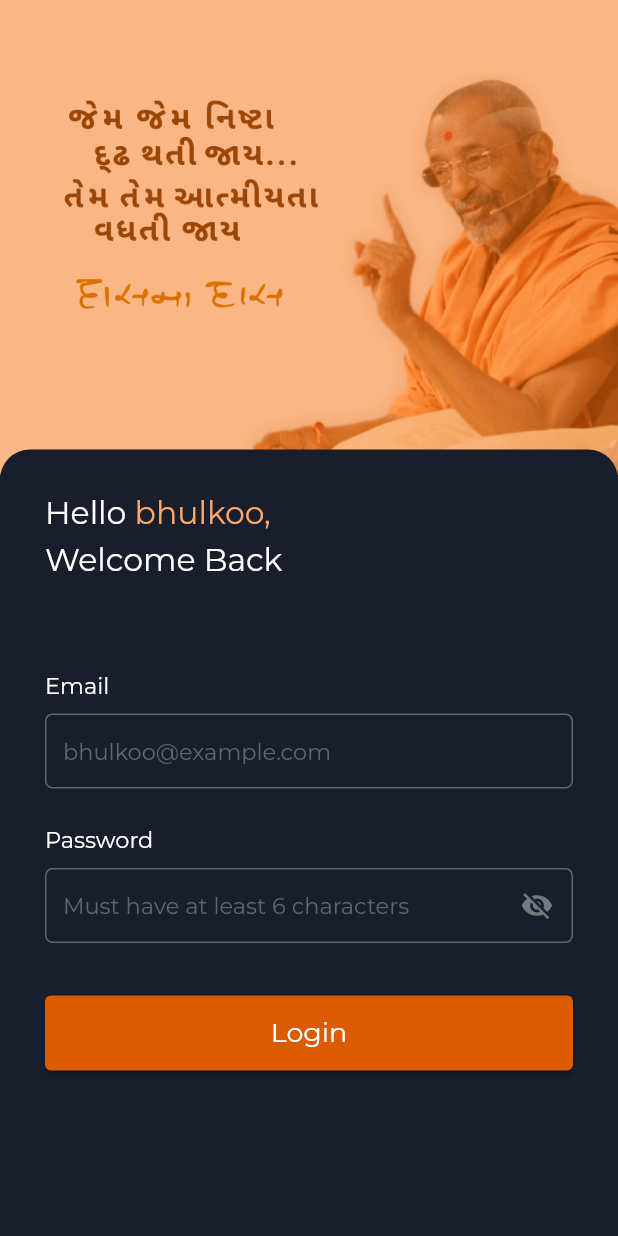
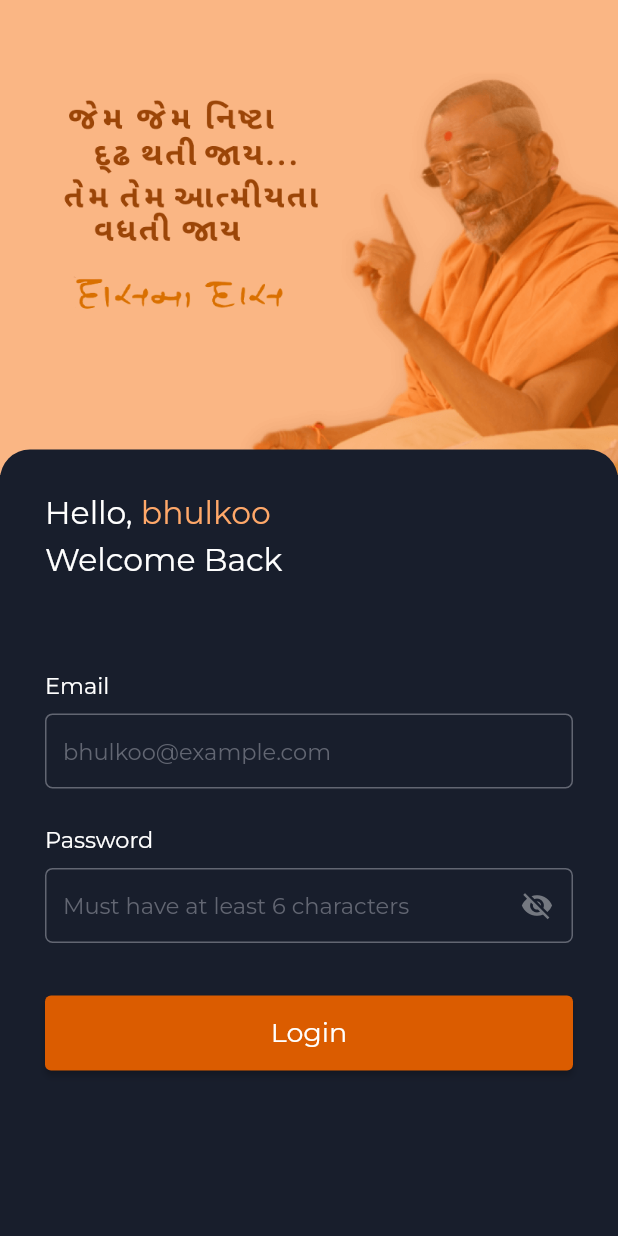
Before and after one commit to thesparkler/mozak, a Flutter app: the screen it shows after launch, on a phone screen of 412 x 824 dp. Run offline on Flutter 3.47's test engine with Material 2 defaults, Android fonts, the light colour scheme and no system bars; our stand-ins replace auto_size_text, google_fonts, lottie.

Commit message:
This is Appstrings class that are used in the whole app

```diff
--- a/lib/constants/AppStrings.dart
+++ b/lib/constants/AppStrings.dart
@@ -20,8 +20,8 @@ class AppStrings {
 
 
   // LOGIN SCREEN WELCOME MSG TEXT
-  static const String helloText = "Hello";
-  static const String bhulkooText = "\tbhulkoo,\n";
+  static const String helloText = "Hello,";
+  static const String bhulkooText = "\tbhulkoo\n";
   static const String welcomeBackText = "Welcome Back";
 
   // EXIT DIALOG TEXTS
@@ -30,5 +30,86 @@ class AppStrings {
   static const String cancelBtnText = "Cancel";
   static const String exitBtnText = "Exit";
 
+  // PREV & NEXT BUTTON TEXTS
+  static const String prevStepText = "Prev";
+  static const String nextStepText = "Next";
+  static const String saveDetailsText = "Save";
+
+  // STEP FORM UI TEXTS
+  static const String genderSelection = "Select your gender";
+  static const String bhulkoo = "\nBhulkoo";
+  static const String enterFullNameTitleText = "May I have your name,\nplease?";
+  static const String firsNameText = "First Name";
+  static const String lastNameText = "Last Name";
+  static const String middleNameText = "Middle Name";
+  static const String firstNameHintText = "Enter First Name";
+  static const String middleNameHintText = "Enter Middle Name";
+  static const String lastNameHintText = "Enter Last Name";
+  static const String dobTitleText = "I would like to know\nyour date of birth?";
+  static const String tapHereText = "Tap Here";
+  static const String dobFieldText = "Date of Birth";
+  static const String dobFieldHintText = "YYYY-MM-DD";
+  static const String contactDetailsTitleText = "Now, We want your\ncontact details so that\nwe can stay in touch";
+  static const String contactNoFieldText = "Contact No";
+  static const String contactNoFieldHintText = "123-456-7890";
+  static const String addressTitleText = "We want to know where\nyou live so we can meet\nonce a while";
+  static const String addressFieldText = "Street Address";
+  static const String addressFieldHintText = "Address (Area and Street)";
+  static const String cityFieldText = "City / District";
+  static const String cityFieldHintText = "City/District/Town";
+  static const String stateFieldText = "State";
+  static const String stateFieldHintText = "Maharashtra";
+  static const String bloodGroupTitleText = "Select your blood\ngroup type";
+  static const String oPlusBloodGroup = "O+";
+  static const String aPlusBloodGroup = "A+";
+  static const String bPlusBloodGroup = "B+";
+  static const String abPlusBloodGroup = "AB+";
+  static const String oNegBloodGroup = "O-";
+  static const String aNegBloodGroup = "A-";
+  static const String bNegBloodGroup = "B-";
+  static const String abNegBloodGroup = "AB-";
+  static const String currentlyDoingTitleText = "What are you currently\ndoing?";
+  static const String companyNameFieldText = "Company Name";
+  static const String designationFieldText = "Designation";
+  static const String designationHintText = "Software Engineer";
+  static const String collegeFieldText = "School / College Name";
+  static const String collegeFieldHintText = "ABC College";
+  static const String companyFieldHintText = "ABC Company Pvt Ltd";
+  static const String courseFieldText = "Standard / Course";
+  static const String courseFieldHintText = "B.Sc, B.Com, B.A, B.Tech, etc";
+  static const String justLastQuestionText = "Just last question";
+  static const String referenceNameTitleText = "Whose reference name do\nyou come under?";
+  static const String teamLeadFieldText = "Reference Name";
+  static const String teamLeadFieldHintText = "Bhulkoo";
+  static const String thankYouText = "Thank you!";
+  static const String submittedResponse = "We have submitted\nyour response";
+  static const String backToLogin = "Back to Form";
+  static const String verifyDetails = "Verify your Details";
+  static const String contactMeByPhoneOrMail = "You can contact me by my phone number or email id";
+  static const String myBloodType = "My blood type is";
+  static const String tlNameBelonging = "The person to whom I'm belonging is:";
+  static const String team = "Reference";
+
+  // Errors Strings
+  static const String firstNameRequired = "First Name is required";
+  static const String middleNameRequired = "Middle Name is required";
+  static const String lastNameRequired = "Last name is required";
+  static const String dobRequired = "Choose your DOB";
+  static const String emailRequired = "Email is required";
+  static const String enterValidEmail = "Enter valid email";
+  static const String contactNoRequired = "Contact Number is required";
+  static const String invalidContactNo = "contact number is invalid";
+  static const String streetAddressRequired = "Street Address is required";
+  static const String cityIsRequired = "City is required";
+  static const String stateIsRequired = "State is required";
+  static const String bloodTypeRequired = "Select your blood type";
+  static const String referenceNameRequired = "Reference Name is required";
+  static const String collegeNameRequired = "College name is required";
+  static const String courseRequired = "Course is required";
+  static const String companyNameRequired = "Company name is required";
+  static const String designationIsRequired = "Designation name is required";
+  static const String invalidFirstName = "Invalid First Name";
+  static const String invalidMiddleName = "Invalid Middle Name";
+  static const String invalidLastName = "Invalid Last Name";
 
 }
```
